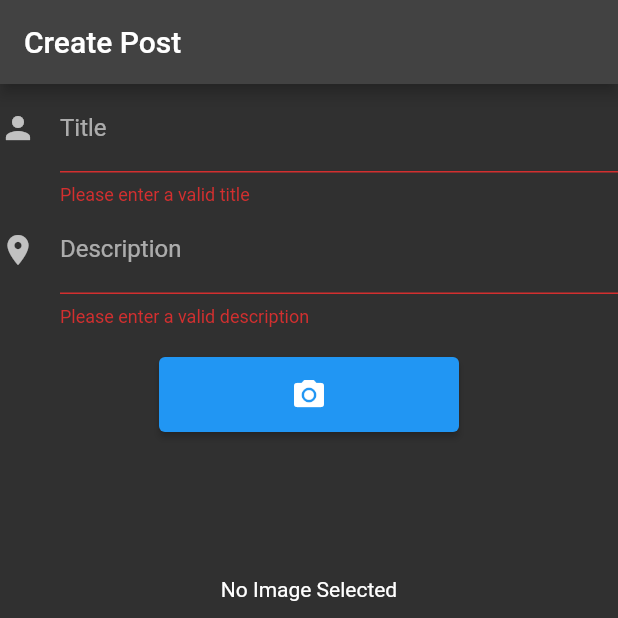
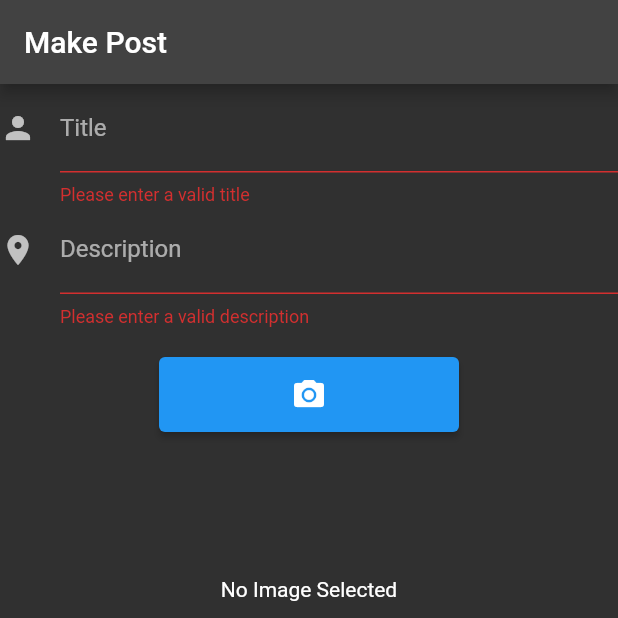
Before and after one commit to VicBVic/gatherer, a Flutter app: the screen it shows after launch, item 2 of the bottom bar chosen, after a tap on "Submit", on a phone screen of 412 x 824 dp, the top half of it. Run offline on Flutter 3.47's test engine with Material 2 defaults, Android fonts, the phone set to English and light mode, and no system bars; our stand-ins replace cloud_firestore, firebase_auth, firebase_core, image_picker; accounts and stored records are empty; network calls fail.

Commit message:
fixed creeaza postare

```diff
--- a/lib/menus/creeaza_postare.dart
+++ b/lib/menus/creeaza_postare.dart
@@ -38,16 +38,16 @@ class CreearePostare extends StatefulWidget {
 class _CreearePostareState extends State<CreearePostare> {
   @override
   Widget build(BuildContext context) {
-    final titluAplicatie = "Create Post";
     return MaterialApp(
       darkTheme: ThemeData.dark(),
       theme: ThemeData.dark(),
-      title: titluAplicatie,
+      title: "Make Post",
       home: Scaffold(
         appBar: AppBar(
-          title: Text(titluAplicatie),
+          title: Text("Make Post"),
         ),
         body: FormDeCreeare(),
+        resizeToAvoidBottomInset: false,
       ),
     );
   }
@@ -66,7 +66,7 @@ class _FormDeCreeareState extends State<FormDeCreeare> {
   final imagePicker = ImagePicker();
 
   Future getImage() async{
-    final image = await imagePicker.getImage(source: ImageSource.camera);
+    final image = await imagePicker.pickImage(source: ImageSource.gallery);
     setState(() {
       _image = File(image!.path);
     });
@@ -76,8 +76,8 @@ class _FormDeCreeareState extends State<FormDeCreeare> {
   Widget build(BuildContext context) {
     return Form(
       key: _formKey,
-      child: Column(
-        crossAxisAlignment: CrossAxisAlignment.center,
+      child: ListView(
+        //crossAxisAlignment: CrossAxisAlignment.center,
         children: <Widget>[
           TextFormField(
             decoration: const InputDecoration(
@@ -95,7 +95,7 @@ class _FormDeCreeareState extends State<FormDeCreeare> {
           ),
           TextFormField(
             decoration: const InputDecoration(
-              icon: const Icon(Icons.place),
+              icon: Icon(Icons.place),
               hintText: 'Enter description of event',
               labelText: 'Description',
             ),
@@ -108,10 +108,10 @@ class _FormDeCreeareState extends State<FormDeCreeare> {
             },
 
           ),
-          new Container(
+          Container(
             alignment: Alignment.center,
             padding: const EdgeInsets.only(top: 20.0),
-            child: new ElevatedButton(
+            child:  ElevatedButton(
               style: ElevatedButton.styleFrom(
                 fixedSize: Size(200, 50),
               ),
@@ -119,7 +119,7 @@ class _FormDeCreeareState extends State<FormDeCreeare> {
               onPressed: getImage,
             ),
           ),
-          new Container(
+          Container(
             alignment: Alignment.center,
             padding: const EdgeInsets.only(top: 10.0),
             width: 300,
@@ -127,17 +127,16 @@ class _FormDeCreeareState extends State<FormDeCreeare> {
             child:
               _image == null ? Text('No Image Selected') : Image.file(_image!),
           ),
-          new Container(
+          Container(
             alignment: Alignment.center,
             padding: const EdgeInsets.only(top: 10.0),
-            child: new FloatingActionButton(
+            child: FloatingActionButton(
               child: const Text('Submit'),
               onPressed: (){
                 if (_formKey.currentState!.validate() && _image != null){
-                  Scaffold.of(context).showSnackBar(SnackBar(content: Text('Data is processing.')));
+                  ScaffoldMessenger.of(context).showSnackBar(SnackBar(duration:Duration(seconds: 3), content: Text('Post Saved!')));
                   post.image = _image;
-                  developer.log(post.title);
-                  developer.log(post.description);
+
                 }
               },
             ),
```
Also changed, not shown: lib/creeaza_postare.dart (deleted).
